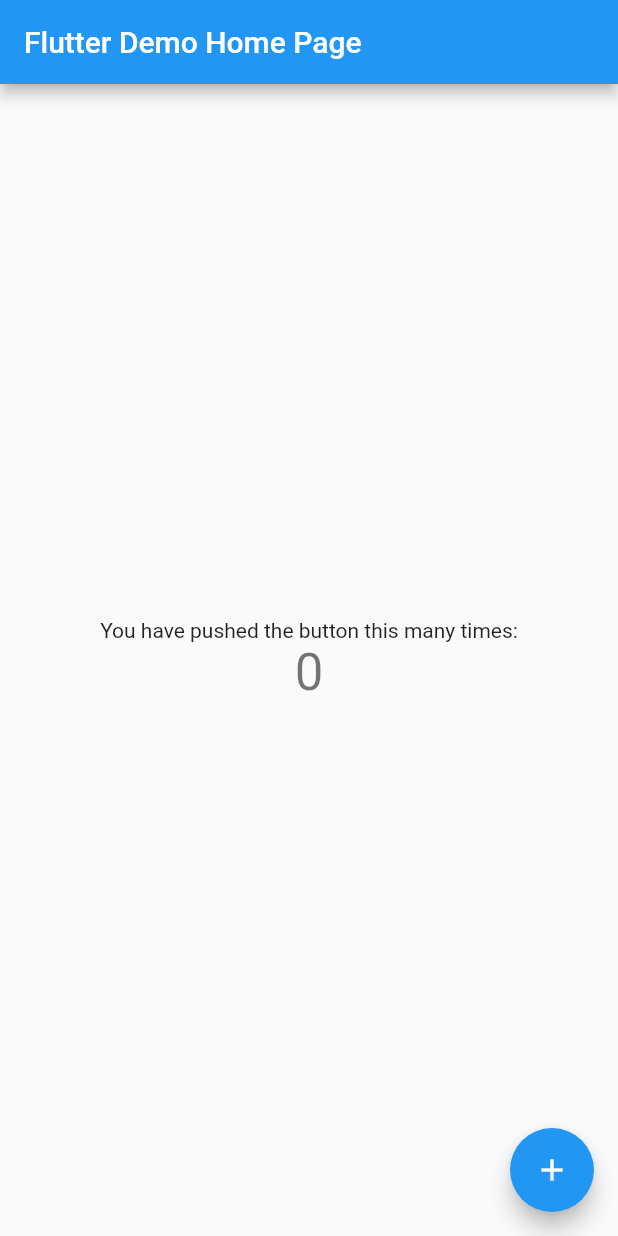
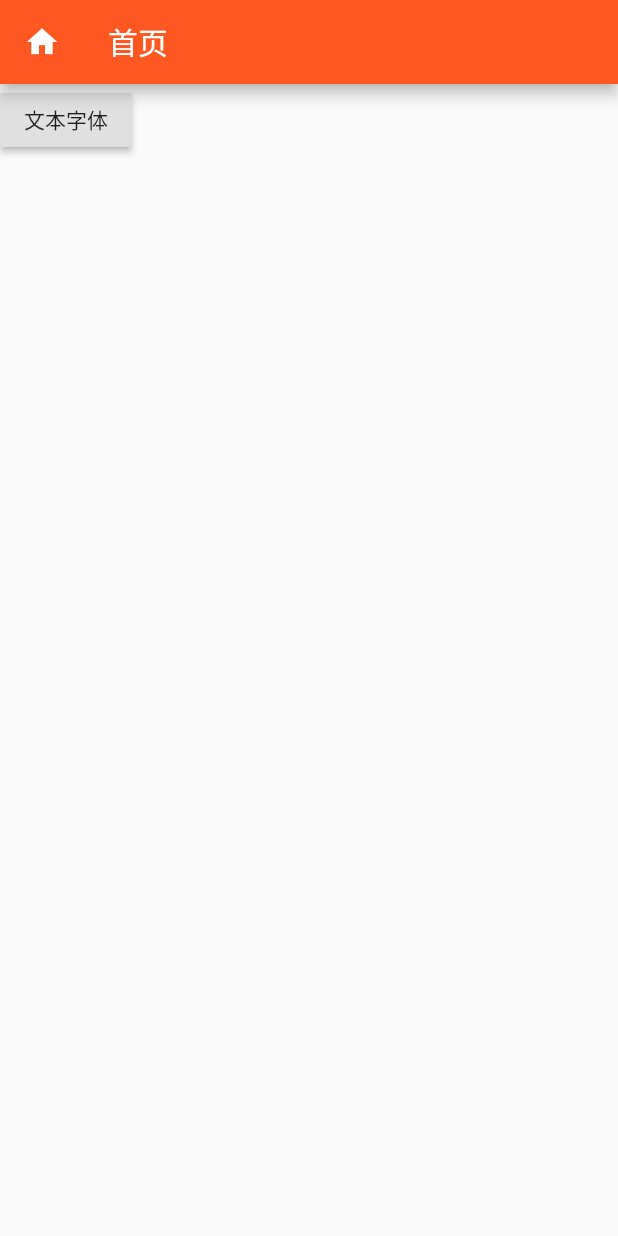
Before and after one commit to bbbayin/learn-flutter, a Flutter app: the screen it shows after launch, on a phone screen of 412 x 824 dp. Run offline on Flutter 3.47's test engine with Material 2 defaults, Android fonts, the phone set to English and light mode, and no system bars.

Commit message:
[mod] 欢迎页，基础路由

```diff
--- /dev/null
+++ b/lib/ch3/3.3/TextStyleRoute.dart
@@ -0,0 +1,18 @@
+import 'package:flutter/material.dart';
+import 'package:learn_flutter/BaseRoute.dart';
+
+// 文字样式demo
+class TextStyleRoute extends BaseRoute {
+  TextStyleRoute(title) : super(title);
+
+
+  @override
+  Widget body(BuildContext context) {
+
+    return Column(
+      children: <Widget>[
+        Text("data"*10)
+      ],
+    );
+  }
+}
--- a/lib/main.dart
+++ b/lib/main.dart
@@ -1,111 +1,124 @@
+import 'dart:async';
+
 import 'package:flutter/material.dart';
+import 'package:learn_flutter/ch3/3.3/TextStyleRoute.dart';
 
 void main() => runApp(MyApp());
 
+// 程序入口
 class MyApp extends StatelessWidget {
   // This widget is the root of your application.
+  final Map<String, WidgetBuilder> routes = {
+    "/": (context) => SplashRoute(),
+  };
   @override
   Widget build(BuildContext context) {
     return MaterialApp(
       title: 'Flutter Demo',
       theme: ThemeData(
-        // This is the theme of your application.
-        //
-        // Try running your application with "flutter run". You'll see the
-        // application has a blue toolbar. Then, without quitting the app, try
-        // changing the primarySwatch below to Colors.green and then invoke
-        // "hot reload" (press "r" in the console where you ran "flutter run",
-        // or simply save your changes to "hot reload" in a Flutter IDE).
-        // Notice that the counter didn't reset back to zero; the application
-        // is not restarted.
-        primarySwatch: Colors.blue,
+        primarySwatch: Colors.deepOrange,
       ),
-      home: MyHomePage(title: 'Flutter Demo Home Page'),
+      routes: {
+        "main": (context) => MainRoute(),
+        "new": (context) => NewRoute(
+              title: "New Route",
+            ),
+        "/": (context) {
+          return SplashRoute();
+        },
+        "text": (context) =>
+            TextStyleRoute(ModalRoute.of(context).settings.arguments),
+      },
     );
   }
 }
 
-class MyHomePage extends StatefulWidget {
-  MyHomePage({Key key, this.title}) : super(key: key);
+// 欢迎页，app启动后默认跳转此路由
+class SplashRoute extends StatelessWidget {
+  @override
+  Widget build(BuildContext context) {
+    // 3秒延迟跳转
+    navigateToMain(context);
 
-  // This widget is the home page of your application. It is stateful, meaning
-  // that it has a State object (defined below) that contains fields that affect
-  // how it looks.
+    return Scaffold(
+      backgroundColor: Colors.grey,
+      body: Center(
+        child: Column(
+          mainAxisAlignment: MainAxisAlignment.center,
+          children: <Widget>[
+            FlutterLogo(
+              size: 70,
+              colors: Colors.orange,
+            ),
+            Padding(
+              padding: EdgeInsets.symmetric(vertical: 16),
+              child: Text(
+                "Flutter Demo Code",
+                style: TextStyle(fontSize: 24, color: Colors.black87),
+              ),
+            )
+          ],
+        ),
+      ),
+    );
+  }
 
-  // This class is the configuration for the state. It holds the values (in this
-  // case the title) provided by the parent (in this case the App widget) and
-  // used by the build method of the State. Fields in a Widget subclass are
-  // always marked "final".
-
-  final String title;
-
-  @override
-  _MyHomePageState createState() => _MyHomePageState();
+  // 3秒跳转到首页
+  void navigateToMain(context) {
+    Timer timer = new Timer(new Duration(seconds: 3), () {
+      Navigator.pop(context);
+      Navigator.pushNamed(context, "main");
+    });
+  }
 }
 
-class _MyHomePageState extends State<MyHomePage> {
-  int _counter = 0;
+// 主页
+class MainRoute extends StatelessWidget {
+  @override
+  Widget build(BuildContext context) {
+    return Scaffold(
+      appBar: AppBar(
+        title: Text("首页"),
+        leading: Icon(Icons.home),
+      ),
+      body: SingleChildScrollView(
+        child: Wrap(
+          direction: Axis.vertical,
+          children: <Widget>[
+            Flex(
+              direction: Axis.horizontal,
+              children: <Widget>[
+                RaisedButton(
+                  child: Text("文本字体"),
+                  onPressed: () {
+                    Navigator.pushNamed(context, "text", arguments: "文本，字体样式");
+                  },
+                )
+              ],
+            )
+          ],
+        ),
+      ),
+    );
+  }
+}
 
-  void _incrementCounter() {
-    setState(() {
-      // This call to setState tells the Flutter framework that something has
-      // changed in this State, which causes it to rerun the build method below
-      // so that the display can reflect the updated values. If we changed
-      // _counter without calling setState(), then the build method would not be
-      // called again, and so nothing would appear to happen.
-      _counter++;
-    });
-  }
+// 新建的测试路由页面
+class NewRoute extends StatelessWidget {
+  var title;
+
+  NewRoute({Key key, this.title}) : super(key: key);
 
   @override
   Widget build(BuildContext context) {
-    // This method is rerun every time setState is called, for instance as done
-    // by the _incrementCounter method above.
-    //
-    // The Flutter framework has been optimized to make rerunning build methods
-    // fast, so that you can just rebuild anything that needs updating rather
-    // than having to individually change instances of widgets.
     return Scaffold(
       appBar: AppBar(
-        // Here we take the value from the MyHomePage object that was created by
-        // the App.build method, and use it to set our appbar title.
-        title: Text(widget.title),
+        title: Text(this.title),
+        leading: Icon(Icons.menu),
       ),
       body: Center(
-        // Center is a layout widget. It takes a single child and positions it
-        // in the middle of the parent.
-        child: Column(
-          // Column is also a layout widget. It takes a list of children and
-          // arranges them vertically. By default, it sizes itself to fit its
-          // children horizontally, and tries to be as tall as its parent.
-          //
-          // Invoke "debug painting" (press "p" in the console, choose the
-          // "Toggle Debug Paint" action from the Flutter Inspector in Android
-          // Studio, or the "Toggle Debug Paint" command in Visual Studio Code)
-          // to see the wireframe for each widget.
-          //
-          // Column has various properties to control how it sizes itself and
-          // how it positions its children. Here we use mainAxisAlignment to
-          // center the children vertically; the main axis here is the vertical
-          // axis because Columns are vertical (the cross axis would be
-          // horizontal).
-          mainAxisAlignment: MainAxisAlignment.center,
-          children: <Widget>[
-            Text(
-              'You have pushed the button this many times:',
-            ),
-            Text(
-              '$_counter',
-              style: Theme.of(context).textTheme.display1,
-            ),
-          ],
-        ),
+        child: Text('this is new route!'),
       ),
-      floatingActionButton: FloatingActionButton(
-        onPressed: _incrementCounter,
-        tooltip: 'Increment',
-        child: Icon(Icons.add),
-      ), // This trailing comma makes auto-formatting nicer for build methods.
     );
   }
 }
```
Also changed, not shown: lib/BaseRoute.dart (added, +19 -0 lines).
